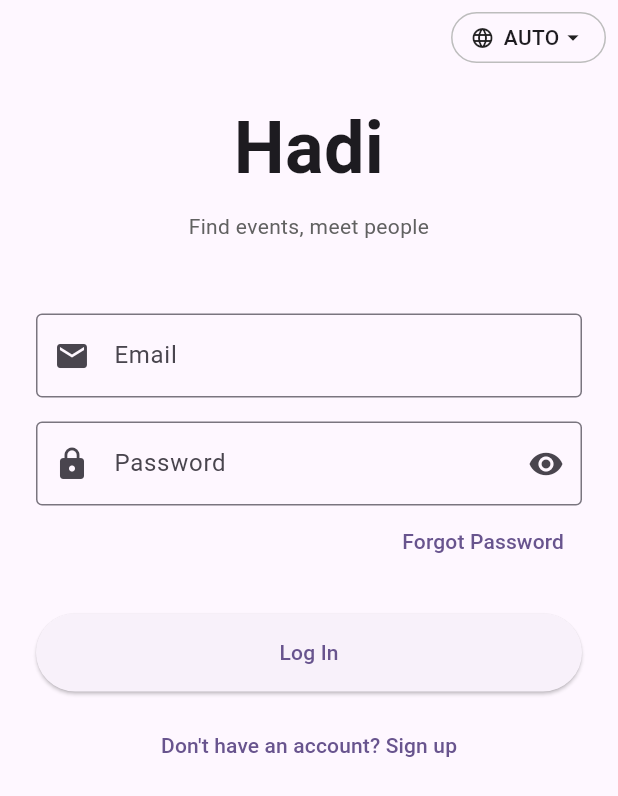
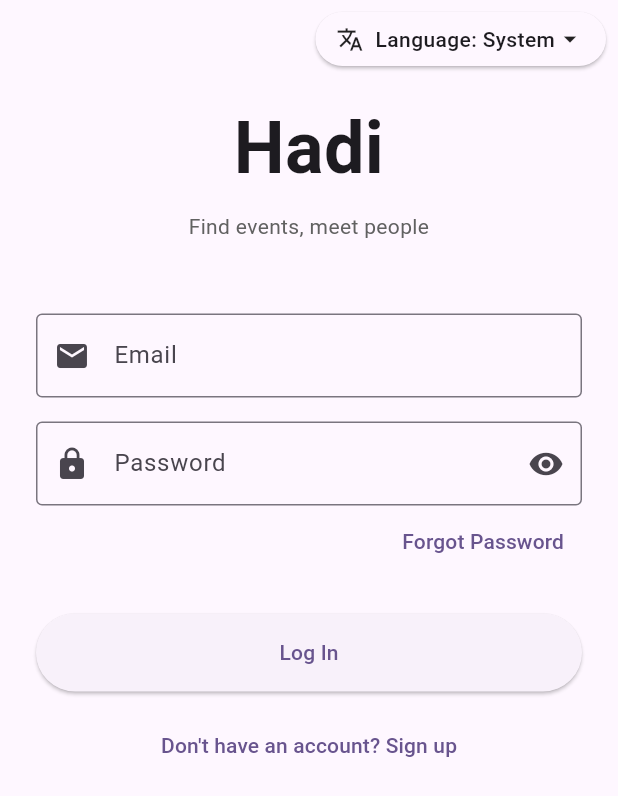
Before and after one commit to onuryr/hadi-app, a Flutter app: the screen it shows after launch, on a phone screen of 412 x 824 dp. Shown: the top 796 px of the screen. Run offline on Flutter 3.47's test engine with Material 3 defaults, Android fonts, the phone set to English and light mode, and no system bars; our stand-ins replace app_links, cached_network_image, firebase_core, firebase_messaging, flutter_local_notifications, geocoding and 7 more; accounts and stored records are empty.

Commit message:
fix(login): clearer language switcher (translate icon + 'Dil: Türkçe' label)
Previously the pill showed only Icons.language (globe) + a code like
AUTO/TR/EN, which wasn't obviously a language switcher. Also the
PopupMenuButton sometimes failed to open when AUTO was active.

Now: Material InkWell pill that opens an explicit showMenu, with
Icons.translate, full label "Dil: Türkçe" / "Language: English" so
discoverability is clear.

Co-Authored-By: Claude Opus 4.7 <noreply@anthropic.com>

```diff
--- a/lib/screens/login_screen.dart
+++ b/lib/screens/login_screen.dart
@@ -159,43 +159,31 @@ class _LoginScreenState extends State<LoginScreen> {
     }
   }
 
-  String _localeLabel(AppLocaleMode mode) => switch (mode) {
-        AppLocaleMode.system => 'AUTO',
-        AppLocaleMode.tr => 'TR',
-        AppLocaleMode.en => 'EN',
+  String _localeLabel(AppLocaleMode mode, AppLocalizations l) => switch (mode) {
+        AppLocaleMode.system => l.systemTheme,
+        AppLocaleMode.tr => 'Türkçe',
+        AppLocaleMode.en => 'English',
       };
 
-  Widget _buildLanguagePill() {
-    return ListenableBuilder(
-      listenable: localeNotifier,
-      builder: (context, _) {
-        final l = AppLocalizations.of(context);
-        return PopupMenuButton<AppLocaleMode>(
-          tooltip: l.language,
-          onSelected: (mode) => localeNotifier.setMode(mode),
-          position: PopupMenuPosition.under,
-          child: Container(
-            padding: const EdgeInsets.symmetric(horizontal: 12, vertical: 6),
-            decoration: BoxDecoration(
-              border: Border.all(color: Colors.grey.shade400),
-              borderRadius: BorderRadius.circular(20),
+  Future<void> _openLanguageMenu(BuildContext anchorContext) async {
+    final l = AppLocalizations.of(anchorContext);
+    final overlay = Overlay.of(anchorContext).context.findRenderObject() as RenderBox;
+    final button = anchorContext.findRenderObject() as RenderBox;
+    final position = RelativeRect.fromRect(
+      Rect.fromPoints(
+        button.localToGlobal(Offset(0, button.size.height), ancestor: overlay),
+        button.localToGlobal(button.size.bottomRight(Offset.zero), ancestor: overlay),
       ),
-            child: Row(
-              mainAxisSize: MainAxisSize.min,
-              children: [
-                const Icon(Icons.language, size: 16),
-                const SizedBox(width: 6),
-                Text(_localeLabel(localeNotifier.mode),
-                    style: const TextStyle(fontWeight: FontWeight.w500)),
-                const Icon(Icons.arrow_drop_down, size: 18),
-              ],
-            ),
-          ),
-          itemBuilder: (_) => [
+      Offset.zero & overlay.size,
+    );
+    final picked = await showMenu<AppLocaleMode>(
+      context: anchorContext,
+      position: position,
+      items: [
         CheckedPopupMenuItem(
           value: AppLocaleMode.system,
           checked: localeNotifier.mode == AppLocaleMode.system,
-              child: Text(AppLocalizations.of(context).systemTheme),
+          child: Text(l.systemTheme),
         ),
         CheckedPopupMenuItem(
           value: AppLocaleMode.tr,
@@ -208,6 +196,42 @@ class _LoginScreenState extends State<LoginScreen> {
           child: const Text('English'),
         ),
       ],
+    );
+    if (picked != null) {
+      await localeNotifier.setMode(picked);
+    }
+  }
+
+  Widget _buildLanguagePill() {
+    return ListenableBuilder(
+      listenable: localeNotifier,
+      builder: (context, _) {
+        final l = AppLocalizations.of(context);
+        return Builder(
+          builder: (btnContext) => Material(
+            color: Theme.of(context).colorScheme.surface,
+            elevation: 1,
+            borderRadius: BorderRadius.circular(24),
+            child: InkWell(
+              borderRadius: BorderRadius.circular(24),
+              onTap: () => _openLanguageMenu(btnContext),
+              child: Padding(
+                padding: const EdgeInsets.symmetric(horizontal: 14, vertical: 8),
+                child: Row(
+                  mainAxisSize: MainAxisSize.min,
+                  children: [
+                    const Icon(Icons.translate, size: 18),
+                    const SizedBox(width: 8),
+                    Text(
+                      '${l.language}: ${_localeLabel(localeNotifier.mode, l)}',
+                      style: const TextStyle(fontWeight: FontWeight.w500),
+                    ),
+                    const Icon(Icons.arrow_drop_down, size: 20),
+                  ],
+                ),
+              ),
+            ),
+          ),
         );
       },
     );
```
Lines whose indentation alone changed are shown as unchanged.
